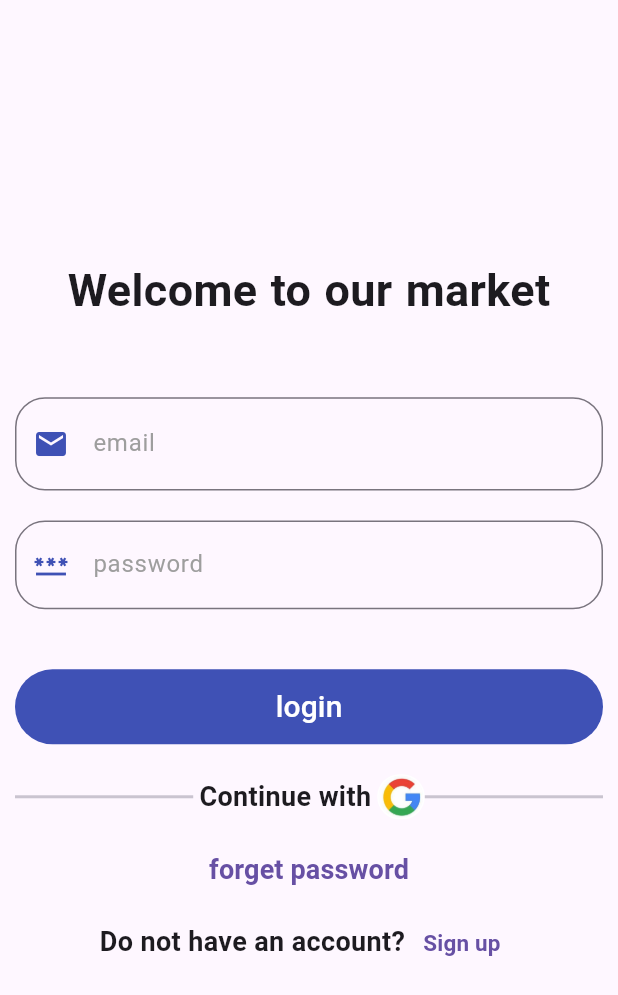
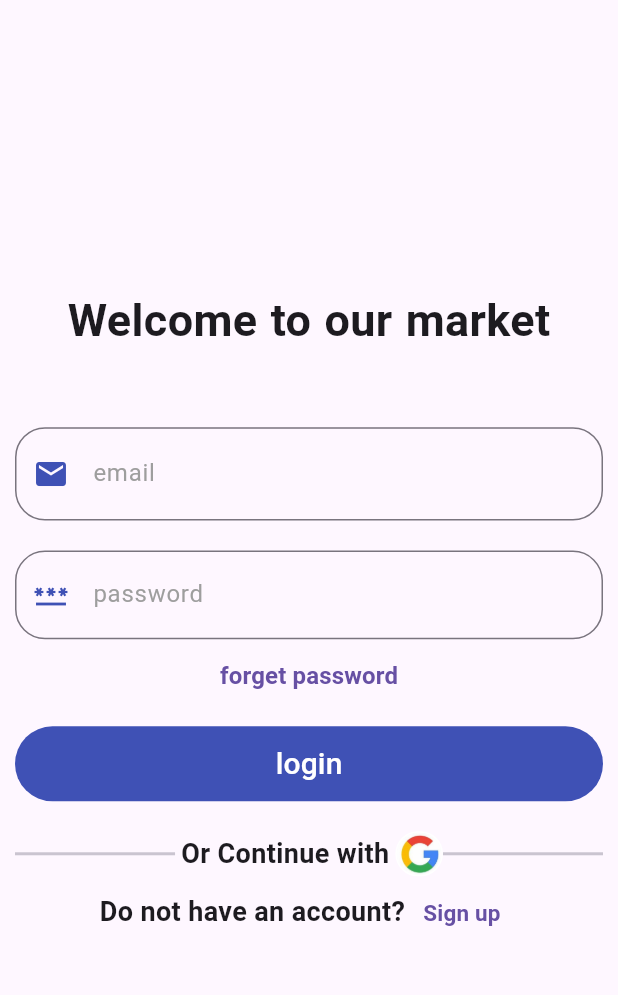
Before and after one commit to yaramegahed/e_commerce, a Flutter app: the screen it shows after launch, on a phone screen of 412 x 824 dp. Shown: the top 995 px of the screen. Run offline on Flutter 3.47's test engine with Material 3 defaults, Android fonts, the light colour scheme and no system bars; our stand-ins replace bloc, cached_network_image, flutter_bloc, flutter_rating, google_nav_bar, google_sign_in and 1 more; accounts and stored records are empty.

Commit message:
auth done

```diff
--- a/lib/main.dart
+++ b/lib/main.dart
@@ -1,6 +1,10 @@
+import 'package:bloc/bloc.dart';
+import 'package:e_commerce/core/bloc_observer/bloc_observer.dart';
+import 'package:e_commerce/views/auth/logic/cubit/auth_cubit.dart';
 import 'package:e_commerce/views/auth/view/login/login_screen.dart';
 import 'package:e_commerce/views/layout/view/layout_screen.dart';
 import 'package:flutter/material.dart';
+import 'package:flutter_bloc/flutter_bloc.dart';
 import 'package:supabase_flutter/supabase_flutter.dart';
 
 void main() async {
@@ -9,23 +13,27 @@ void main() async {
   await Supabase.initialize(
     url: 'https://vcavegqzgqjyitygssps.supabase.co',
     anonKey:
-        'eyJhbGciOiJIUzI1NiIsInR5cCI6IkpXVCJ9.eyJpc3MiOiJzdXBhYmFzZSIsInJlZiI6InZjYXZlZ3F6Z3FqeWl0eWdzc3BzIiwicm9sZSI6ImFub24iLCJpYXQiOjE3Mzg2MTAxMTYsImV4cCI6MjA1NDE4NjExNn0._vXRraAE5rnTSoBt80GX39JyHmNEMSDM9-ctOH2dOY0',
+    'eyJhbGciOiJIUzI1NiIsInR5cCI6IkpXVCJ9.eyJpc3MiOiJzdXBhYmFzZSIsInJlZiI6InZjYXZlZ3F6Z3FqeWl0eWdzc3BzIiwicm9sZSI6ImFub24iLCJpYXQiOjE3Mzg2MTAxMTYsImV4cCI6MjA1NDE4NjExNn0._vXRraAE5rnTSoBt80GX39JyHmNEMSDM9-ctOH2dOY0',
   );
-  runApp( MyApp());
+  Bloc.observer = MyBlocObserver();
+  runApp(MyApp());
 }
 
 class MyApp extends StatelessWidget {
   final SupabaseClient client = Supabase.instance.client;
 
-   MyApp({super.key});
+  MyApp({super.key});
 
   // This widget is the root of your application.
   @override
   Widget build(BuildContext context) {
-    return MaterialApp(
-      debugShowCheckedModeBanner: false,
-      title: 'Flutter Demo',
-      home: client.auth.currentUser!= null?LayoutScreen(): LoginScreen(),
+    return BlocProvider(
+      create: (context) => AuthCubit(),
+      child: MaterialApp(
+        debugShowCheckedModeBanner: false,
+        title: 'Flutter Demo',
+        home: client.auth.currentUser != null ? LayoutScreen() : LoginScreen(),
+      ),
     );
   }
 }
--- a/lib/views/auth/logic/cubit/auth_state.dart
+++ b/lib/views/auth/logic/cubit/auth_state.dart
@@ -17,6 +17,16 @@ class RegisterErrorState extends AuthState {
   RegisterErrorState({required this.message});
 }
 class RegisterSuccessState extends AuthState {}
-class RegisterLoadingState extends AuthState {
+class RegisterLoadingState extends AuthState {}
 
-}
+class GoogleSignInLoadingState extends AuthState {}
+class GoogleSignInSuccessState extends AuthState {}
+class GoogleSignInErrorState extends AuthState {}
+
+class LogOutLoadingState extends AuthState {}
+class LogOutSuccessState extends AuthState {}
+class LogOutErrorState extends AuthState {}
+
+class ResetPasswordErrorState extends AuthState {}
+class ResetPasswordLoadingState extends AuthState {}
+class ResetPasswordSuccessState extends AuthState {}
--- a/lib/views/auth/view/login/login_screen.dart
+++ b/lib/views/auth/view/login/login_screen.dart
@@ -4,7 +4,7 @@ import 'package:flutter/cupertino.dart';
 import 'package:flutter/material.dart';
 import 'package:flutter_bloc/flutter_bloc.dart';
 
-import '../../../../core/custom_text_field.dart';
+import '../../../../core/widget/custom_text_field.dart';
 import '../fordet_password/forget_password.dart';
 import '../register/register_screen.dart';
 
@@ -42,9 +42,9 @@ class _LoginScreenState extends State<LoginScreen> {
             ScaffoldMessenger.of(context).showSnackBar(SnackBar(
                 backgroundColor: Colors.red, content: Text(state.message)));
           }
-          if (state is LoginSuccessState) {
+          if (state is LoginSuccessState || state is GoogleSignInSuccessState) {
             ScaffoldMessenger.of(context).showSnackBar(
-                SnackBar(backgroundColor: Colors.green, content: Text("suc")));
+                SnackBar(backgroundColor: Colors.green, content: Text("user login successfully")));
             Navigator.push(context,
                 MaterialPageRoute(builder: (context) => LayoutScreen()));
           }
@@ -52,7 +52,7 @@ class _LoginScreenState extends State<LoginScreen> {
         builder: (context, state) {
           AuthCubit cubit = BlocProvider.of(context);
           return Scaffold(
-              body:  Form(
+              body: Form(
                 key: formKey,
                 child: Padding(
                   padding: const EdgeInsets.all(10),
@@ -95,9 +95,21 @@ class _LoginScreenState extends State<LoginScreen> {
                             ? CupertinoIcons.eye_slash
                             : Icons.visibility,
                       ),
-                            const SizedBox(
-                              height: 40,
-                            ),
+                      TextButton(
+                          onPressed: () {
+                            Navigator.push(
+                                context,
+                                MaterialPageRoute(
+                                  builder: (context) => ForgetPassword(),
+                                ));
+                          },
+                          child: Text(
+                            "forget password",
+                            style: TextStyle(
+                                fontWeight: FontWeight.bold,
+                                fontSize: 16),
+                          )),
+                      SizedBox(height: 10,),
                       SizedBox(
                         height: 50,
                         width: double.infinity,
@@ -123,7 +135,11 @@ class _LoginScreenState extends State<LoginScreen> {
                       SizedBox(
                         height: 20,
                       ),
-                            Row(
+                      GestureDetector(
+                        onTap: () {
+                          cubit.googleSignIn();
+                        },
+                        child: Row(
                           children: [
                             Expanded(
                               child: Divider(
@@ -134,7 +150,7 @@ class _LoginScreenState extends State<LoginScreen> {
                               width: 4,
                             ),
                             Text(
-                                  "Continue with",
+                              "Or Continue with",
                               style: TextStyle(
                                   fontWeight: FontWeight.bold,
                                   fontSize: 18),
@@ -142,8 +158,7 @@ class _LoginScreenState extends State<LoginScreen> {
                             SizedBox(
                               width: 4,
                             ),
-                                GestureDetector(
-                                  child: Container(
+                            Container(
                               height: 30,
                               decoration: BoxDecoration(
                                   borderRadius: BorderRadius.circular(50),
@@ -157,7 +172,6 @@ class _LoginScreenState extends State<LoginScreen> {
                                 ),
                               ),
                             ),
-                                ),
                             Expanded(
                               child: Divider(
                                 thickness: 2,
@@ -165,26 +179,10 @@ class _LoginScreenState extends State<LoginScreen> {
                             ),
                           ],
                         ),
+                      ),
                       SizedBox(
                         width: 10,
                       ),
-                            SizedBox(
-                              height: 10,
-                            ),
-                            TextButton(
-                                onPressed: () {
-                                  Navigator.push(
-                                      context,
-                                      MaterialPageRoute(
-                                        builder: (context) => ForgetPassword(),
-                                      ));
-                                },
-                                child: Text(
-                                  "forget password",
-                                  style: TextStyle(
-                                      fontWeight: FontWeight.bold,
-                                      fontSize: 18),
-                                )),
                       Row(
                         mainAxisAlignment: MainAxisAlignment.center,
                         children: [
--- a/lib/views/auth/view/register/register_screen.dart
+++ b/lib/views/auth/view/register/register_screen.dart
@@ -5,7 +5,7 @@ import 'package:flutter/cupertino.dart';
 import 'package:flutter/material.dart';
 import 'package:flutter_bloc/flutter_bloc.dart';
 
-import '../../../../core/custom_text_field.dart';
+import '../../../../core/widget/custom_text_field.dart';
 
 class RegisterScreen extends StatefulWidget {
   const RegisterScreen({super.key});
--- a/lib/views/product_details/view/product_details_screen.dart
+++ b/lib/views/product_details/view/product_details_screen.dart
@@ -1,9 +1,9 @@
-import 'package:e_commerce/core/custom_app_bar.dart';
-import 'package:e_commerce/core/custom_text_field.dart';
+import 'package:e_commerce/core/widget/custom_app_bar.dart';
+import 'package:e_commerce/core/widget/custom_text_field.dart';
 import 'package:flutter/material.dart';
 import 'package:flutter_rating/flutter_rating.dart';
 
-import '../../../core/cashed_image.dart';
+import '../../../core/widget/cashed_image.dart';
 import '../widget/comments_list.dart';
 
 class ProductDetailsScreen extends StatefulWidget {
--- a/lib/views/profile/view/edit_profile/edit_profile_screen.dart
+++ b/lib/views/profile/view/edit_profile/edit_profile_screen.dart
@@ -1,5 +1,5 @@
-import 'package:e_commerce/core/custom_app_bar.dart';
-import 'package:e_commerce/core/custom_text_field.dart';
+import 'package:e_commerce/core/widget/custom_app_bar.dart';
+import 'package:e_commerce/core/widget/custom_text_field.dart';
 import 'package:flutter/material.dart';
 
 class EditProfileScreen extends StatelessWidget {
--- a/lib/views/profile/view/my_orders/orders_screen.dart
+++ b/lib/views/profile/view/my_orders/orders_screen.dart
@@ -1,4 +1,4 @@
-import 'package:e_commerce/core/custom_app_bar.dart';
+import 'package:e_commerce/core/widget/custom_app_bar.dart';
 import 'package:flutter/material.dart';
 
 import '../../../home/widget/custom_product_list.dart';
```
Also changed, not shown: lib/core/bloc_observer/bloc_observer.dart (added, +36 -0 lines), lib/views/auth/logic/cubit/auth_cubit.dart (+66 -0 lines), lib/views/auth/view/fordet_password/forget_password.dart (+41 -5 lines), lib/views/profile/view/profile_screen.dart (+26 -6 lines), lib/core/widget/cashed_image.dart (renamed from lib/core/cashed_image.dart), lib/core/widget/custom_app_bar.dart (renamed from lib/core/custom_app_bar.dart), lib/core/widget/custom_text_field.dart (renamed from lib/core/custom_text_field.dart), 2 other files. Lines whose indentation alone changed are shown as unchanged.
